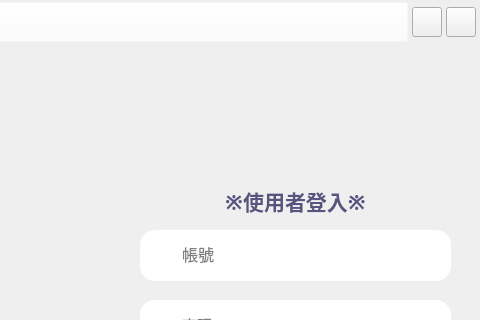
Before: the Qt Designer form src/gui/LoginWindow.ui in hmes98318/Logistics-Station, drawn with Qt 5; both pictures show x 520 to 1000 and y 0 to 320 of the 1000 by 700 pixel window.
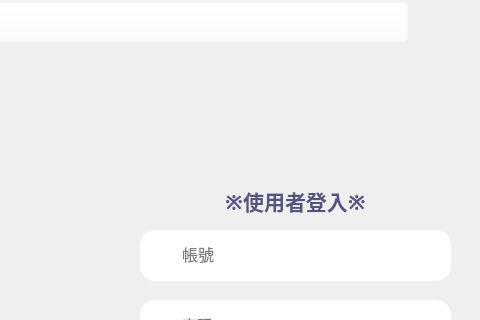
After: the same form once the commit is applied. Icons and pictures are not drawn.

Commit message: Change GUI - control window size Button To Label

```diff
--- a/src/gui/LoginWindow.ui
+++ b/src/gui/LoginWindow.ui
@@ -69,20 +69,18 @@
        </widget>
       </item>
       <item>
-       <widget class="QToolButton" name="LoginMin">
-        <property name="maximumSize">
+       <widget class="QLabel" name="label_LoginMin">
+        <property name="minimumSize">
          <size>
           <width>30</width>
           <height>30</height>
          </size>
         </property>
-        <property name="font">
-         <font>
-          <pointsize>13</pointsize>
-         </font>
-        </property>
-        <property name="whatsThis">
-         <string/>
+        <property name="maximumSize">
+         <size>
+          <width>25</width>
+          <height>25</height>
+         </size>
         </property>
         <property name="styleSheet">
          <string notr="true">border-image: url(./src/gui/image/WindowMin.jpg);</string>
@@ -90,35 +88,21 @@
         <property name="text">
          <string/>
         </property>
-        <property name="iconSize">
-         <size>
-          <width>30</width>
-          <height>30</height>
-         </size>
-        </property>
        </widget>
       </item>
       <item>
-       <widget class="QToolButton" name="LoginClose">
+       <widget class="QLabel" name="label_LoginClose">
         <property name="minimumSize">
          <size>
-          <width>1</width>
-          <height>0</height>
-         </size>
-        </property>
-        <property name="maximumSize">
-         <size>
           <width>30</width>
           <height>30</height>
          </size>
         </property>
-        <property name="font">
-         <font>
-          <pointsize>13</pointsize>
-         </font>
-        </property>
-        <property name="toolTip">
-         <string/>
+        <property name="maximumSize">
+         <size>
+          <width>25</width>
+          <height>25</height>
+         </size>
         </property>
         <property name="styleSheet">
          <string notr="true">border-image: url(./src/gui/image/WindowClose.jpg);</string>
@@ -126,12 +110,6 @@
         <property name="text">
          <string/>
         </property>
-        <property name="iconSize">
-         <size>
-          <width>30</width>
-          <height>30</height>
-         </size>
-        </property>
        </widget>
       </item>
      </layout>
```
The commit also changes 4 other files.
